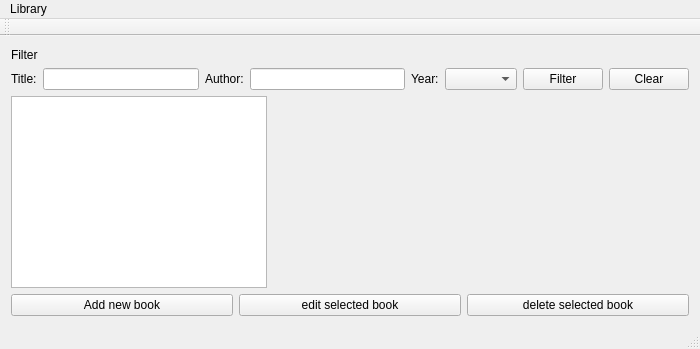
The window that booklistwidget.ui (rdwornik/EGUI-Library-in-Qt) describes before a commit, drawn with Qt 5.
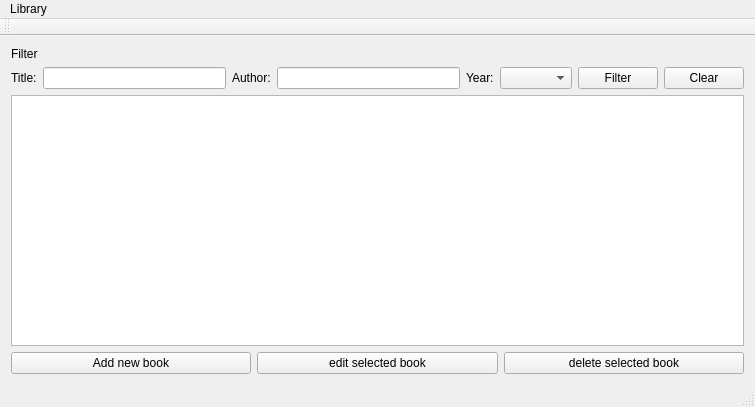
The same window after the commit.

Diff of the .ui file:
```diff
--- a/booklistwidget.ui
+++ b/booklistwidget.ui
@@ -6,8 +6,8 @@
    <rect>
     <x>0</x>
     <y>0</y>
-    <width>700</width>
-    <height>349</height>
+    <width>755</width>
+    <height>407</height>
    </rect>
   </property>
   <property name="sizePolicy">
@@ -28,18 +28,13 @@
    </property>
    <layout class="QGridLayout" name="gridLayout">
     <item row="0" column="0">
-     <layout class="QVBoxLayout" name="verticalLayout">
-      <property name="sizeConstraint">
-       <enum>QLayout::SetMaximumSize</enum>
-      </property>
-      <item>
        <widget class="QLabel" name="filterLabel">
         <property name="text">
          <string>Filter</string>
         </property>
        </widget>
       </item>
-      <item>
+    <item row="1" column="0">
        <layout class="QHBoxLayout" name="horizontalLayout_2">
         <item>
          <widget class="QLabel" name="titleLabel">
@@ -91,17 +86,10 @@
         </item>
        </layout>
       </item>
-      <item>
-       <widget class="QTableView" name="tableBookView">
-        <property name="sizePolicy">
-         <sizepolicy hsizetype="Maximum" vsizetype="Maximum">
-          <horstretch>1</horstretch>
-          <verstretch>0</verstretch>
-         </sizepolicy>
-        </property>
-       </widget>
-      </item>
-      <item>
+    <item row="2" column="0">
+     <widget class="QTableView" name="tableBookView"/>
+    </item>
+    <item row="3" column="0">
        <layout class="QHBoxLayout" name="horizontalLayout">
         <item>
          <widget class="QPushButton" name="addBookButton">
@@ -127,15 +115,13 @@
        </layout>
       </item>
      </layout>
-    </item>
-   </layout>
   </widget>
   <widget class="QMenuBar" name="menuBar">
    <property name="geometry">
     <rect>
      <x>0</x>
      <y>0</y>
-     <width>700</width>
+     <width>755</width>
      <height>22</height>
     </rect>
    </property>
```
Lines whose indentation alone changed are shown as unchanged.
